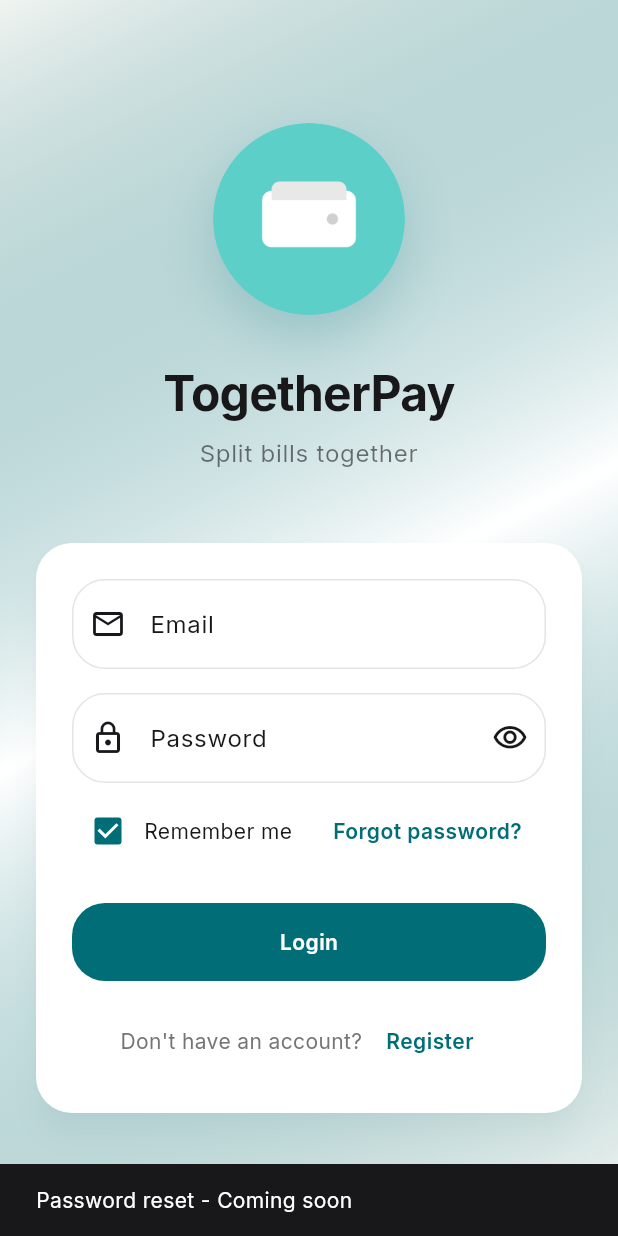
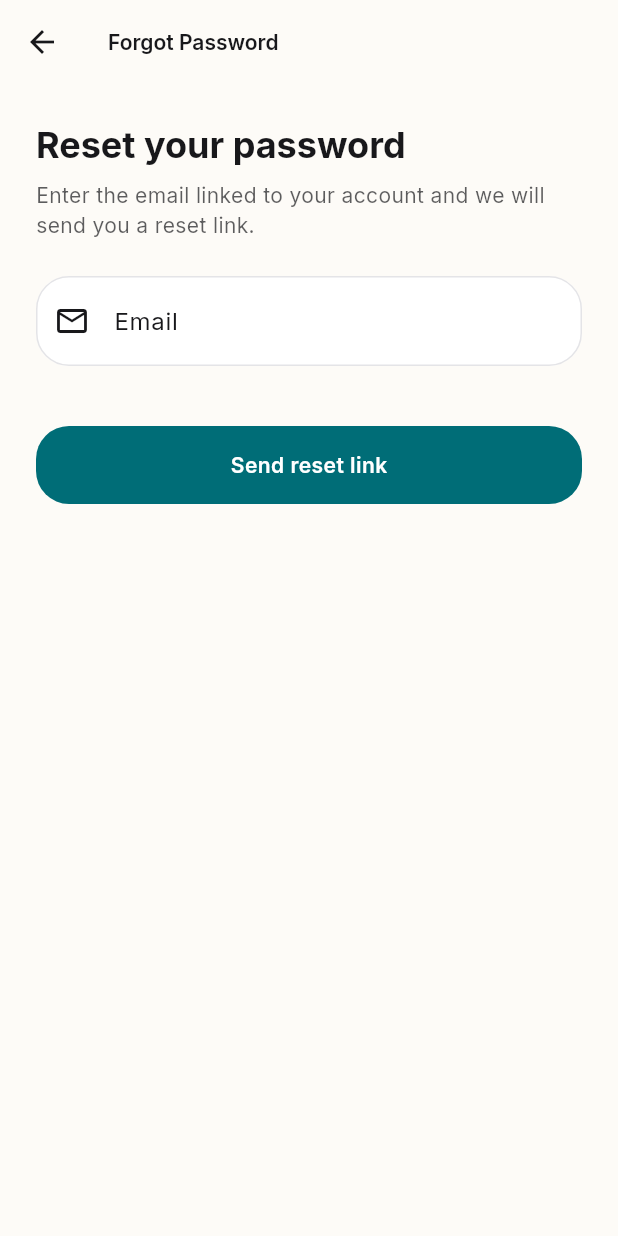
Before and after one commit to Abdallah-Tah/togetherpay, a Flutter app: the screen it shows after launch, after a tap on "Forgot password?", on a phone screen of 412 x 824 dp. Run offline on Flutter 3.47's test engine with Material 3 defaults, Android fonts, the phone set to English and light mode, and no system bars; our stand-ins replace app_links, dio, firebase_core, firebase_messaging, flutter_local_notifications, flutter_secure_storage and 3 more; missing offline and left inert: flutter_app_badger; accounts and stored records are empty; statements that could not run were skipped.

Commit message:
feat: implement password reset functionality with email verification

```diff
--- /dev/null
+++ b/mobile/lib/screens/auth/forgot_password_screen.dart
@@ -0,0 +1,176 @@
+import 'package:dio/dio.dart';
+import 'package:flutter/material.dart';
+
+import '../../env.dart';
+import '../../main.dart';
+
+class ForgotPasswordScreen extends StatefulWidget {
+  const ForgotPasswordScreen({super.key});
+
+  @override
+  State<ForgotPasswordScreen> createState() => _ForgotPasswordScreenState();
+}
+
+class _ForgotPasswordScreenState extends State<ForgotPasswordScreen> {
+  final _formKey = GlobalKey<FormState>();
+  final _emailController = TextEditingController();
+
+  bool _loading = false;
+  String? _error;
+  bool _sent = false;
+
+  @override
+  void dispose() {
+    _emailController.dispose();
+    super.dispose();
+  }
+
+  Future<void> _submit() async {
+    if (!_formKey.currentState!.validate()) {
+      return;
+    }
+
+    setState(() {
+      _loading = true;
+      _error = null;
+      _sent = false;
+    });
+
+    try {
+      await dio.post(
+        '/auth/password/forgot',
+        data: {
+          'email': _emailController.text.trim(),
+        },
+      );
+
+      if (!mounted) return;
+      setState(() {
+        _loading = false;
+        _sent = true;
+      });
+    } on DioException catch (e) {
+      if (Env.debug) {
+        debugPrint('Forgot password error: ${e.response?.data}');
+      }
+
+      final message = e.response?.data?['message'] as String?;
+      setState(() {
+        _error = message ?? 'Failed to send reset email';
+        _loading = false;
+      });
+    } catch (e) {
+      if (Env.debug) {
+        debugPrint('Unexpected forgot password error: $e');
+      }
+
+      setState(() {
+        _error = 'An unexpected error occurred';
+        _loading = false;
+      });
+    }
+  }
+
+  @override
+  Widget build(BuildContext context) {
+    return Scaffold(
+      appBar: AppBar(
+        title: const Text('Forgot Password'),
+      ),
+      body: SafeArea(
+        child: SingleChildScrollView(
+          padding: const EdgeInsets.all(24),
+          child: Form(
+            key: _formKey,
+            child: Column(
+              crossAxisAlignment: CrossAxisAlignment.stretch,
+              children: [
+                Text(
+                  'Reset your password',
+                  style: Theme.of(context).textTheme.headlineSmall?.copyWith(
+                        fontWeight: FontWeight.bold,
+                      ),
+                ),
+                const SizedBox(height: 8),
+                Text(
+                  'Enter the email linked to your account and we will send you a reset link.',
+                  style: Theme.of(context).textTheme.bodyMedium?.copyWith(
+                        color: Theme.of(context)
+                            .colorScheme
+                            .onSurface
+                            .withValues(alpha: 0.7),
+                      ),
+                ),
+                const SizedBox(height: 24),
+                TextFormField(
+                  controller: _emailController,
+                  keyboardType: TextInputType.emailAddress,
+                  autofillHints: const [AutofillHints.email],
+                  decoration: const InputDecoration(
+                    labelText: 'Email',
+                    hintText: 'you@example.com',
+                    prefixIcon: Icon(Icons.email_outlined),
+                  ),
+                  validator: (value) {
+                    if (value == null || value.trim().isEmpty) {
+                      return 'Please enter your email';
+                    }
+                    final email = value.trim();
+                    if (!email.contains('@')) {
+                      return 'Enter a valid email';
+                    }
+                    return null;
+                  },
+                ),
+                const SizedBox(height: 16),
+                if (_error != null)
+                  Container(
+                    padding: const EdgeInsets.all(12),
+                    decoration: BoxDecoration(
+                      color: Colors.red.withValues(alpha: 0.08),
+                      borderRadius: BorderRadius.circular(12),
+                      border: Border.all(
+                        color: Colors.red.withValues(alpha: 0.2),
+                      ),
+                    ),
+                    child: Text(
+                      _error!,
+                      style: TextStyle(color: Colors.red.shade700),
+                    ),
+                  ),
+                if (_sent)
+                  Container(
+                    padding: const EdgeInsets.all(12),
+                    decoration: BoxDecoration(
+                      color: Colors.green.withValues(alpha: 0.08),
+                      borderRadius: BorderRadius.circular(12),
+                      border: Border.all(
+                        color: Colors.green.withValues(alpha: 0.2),
+                      ),
+                    ),
+                    child: const Text(
+                      'Reset link sent. Check your email.',
+                    ),
+                  ),
+                const SizedBox(height: 24),
+                FilledButton(
+                  onPressed: _loading ? null : _submit,
+                  child: _loading
+                      ? const SizedBox(
+                          height: 20,
+                          width: 20,
+                          child: CircularProgressIndicator(
+                            strokeWidth: 2,
+                            color: Colors.white,
+                          ),
+                        )
+                      : const Text('Send reset link'),
+                ),
+              ],
+            ),
+          ),
+        ),
+      ),
+    );
+  }
+}
--- a/mobile/lib/screens/auth/login_screen.dart
+++ b/mobile/lib/screens/auth/login_screen.dart
@@ -3,6 +3,7 @@ import 'package:flutter/material.dart';
 
 import '../../env.dart';
 import '../../main.dart';
+import 'forgot_password_screen.dart';
 import 'register_screen.dart';
 
 /// Login screen with email/password authentication
@@ -128,7 +129,8 @@ class _LoginScreenState extends State<LoginScreen> {
                     // App logo/icon with enhanced design
                     Center(
                       child: Container(
-                        width: 128, // Combined size of previous inner(80) + padding(24*2)
+                        width:
+                            128, // Combined size of previous inner(80) + padding(24*2)
                         height: 128,
                         decoration: BoxDecoration(
                           shape: BoxShape.circle,
@@ -136,7 +138,10 @@ class _LoginScreenState extends State<LoginScreen> {
                           // color: Theme.of(context).colorScheme.surface,
                           boxShadow: [
                             BoxShadow(
-                              color: Theme.of(context).colorScheme.primary.withOpacity(0.2),
+                              color: Theme.of(context)
+                                  .colorScheme
+                                  .primary
+                                  .withOpacity(0.2),
                               blurRadius: 30,
                               offset: const Offset(0, 15),
                             ),
@@ -145,7 +150,8 @@ class _LoginScreenState extends State<LoginScreen> {
                         child: ClipOval(
                           child: Image.asset(
                             'assets/images/app_icon.png',
-                            fit: BoxFit.cover, // This ensures the image fills the circle completely
+                            fit: BoxFit
+                                .cover, // This ensures the image fills the circle completely
                           ),
                         ),
                       ),
@@ -155,7 +161,8 @@ class _LoginScreenState extends State<LoginScreen> {
                     // App name with better typography
                     Text(
                       'TogetherPay',
-                      style: Theme.of(context).textTheme.headlineLarge?.copyWith(
+                      style:
+                          Theme.of(context).textTheme.headlineLarge?.copyWith(
                                 fontWeight: FontWeight.bold,
                                 fontSize: 32,
                                 color: Theme.of(context).colorScheme.onSurface,
@@ -167,7 +174,10 @@ class _LoginScreenState extends State<LoginScreen> {
                     Text(
                       'Split bills together',
                       style: Theme.of(context).textTheme.bodyLarge?.copyWith(
-                            color: Theme.of(context).colorScheme.onSurface.withOpacity(0.6),
+                            color: Theme.of(context)
+                                .colorScheme
+                                .onSurface
+                                .withOpacity(0.6),
                             fontSize: 16,
                           ),
                       textAlign: TextAlign.center,
@@ -177,7 +187,10 @@ class _LoginScreenState extends State<LoginScreen> {
                     // Login form card
                     Card(
                       elevation: 8,
-                      shadowColor: Theme.of(context).colorScheme.primary.withValues(alpha: 0.1),
+                      shadowColor: Theme.of(context)
+                          .colorScheme
+                          .primary
+                          .withValues(alpha: 0.1),
                       shape: RoundedRectangleBorder(
                         borderRadius: BorderRadius.circular(24),
                       ),
@@ -193,11 +206,13 @@ class _LoginScreenState extends State<LoginScreen> {
                                 decoration: BoxDecoration(
                                   color: Colors.red.shade50,
                                   borderRadius: BorderRadius.circular(12),
-                                  border: Border.all(color: Colors.red.shade200),
+                                  border:
+                                      Border.all(color: Colors.red.shade200),
                                 ),
                                 child: Row(
                                   children: [
-                                    Icon(Icons.error_outline, color: Colors.red.shade700),
+                                    Icon(Icons.error_outline,
+                                        color: Colors.red.shade700),
                                     const SizedBox(width: 8),
                                     Expanded(
                                       child: Text(
@@ -294,12 +309,10 @@ class _LoginScreenState extends State<LoginScreen> {
                                   onPressed: _loading
                                       ? null
                                       : () {
-                                // TODO: Implement forgot password
-                                ScaffoldMessenger.of(context).showSnackBar(
-                                  const SnackBar(
-                                    content: Text(
-                                      'Password reset - Coming soon',
-                                    ),
+                                          Navigator.of(context).push(
+                                            MaterialPageRoute(
+                                              builder: (_) =>
+                                                  const ForgotPasswordScreen(),
                                             ),
                                           );
                                         },
@@ -344,14 +357,16 @@ class _LoginScreenState extends State<LoginScreen> {
                                             context,
                                             MaterialPageRoute(
                                               builder: (_) => RegisterScreen(
-                                                onAuthSuccess: widget.onAuthSuccess,
+                                                onAuthSuccess:
+                                                    widget.onAuthSuccess,
                                               ),
                                             ),
                                           );
                                         },
                                   child: const Text(
                                     'Register',
-                                    style: TextStyle(fontWeight: FontWeight.w600),
+                                    style:
+                                        TextStyle(fontWeight: FontWeight.w600),
                                   ),
                                 ),
                               ],
```
Also changed, not shown: 5 other files. Lines whose indentation alone changed are shown as unchanged.
